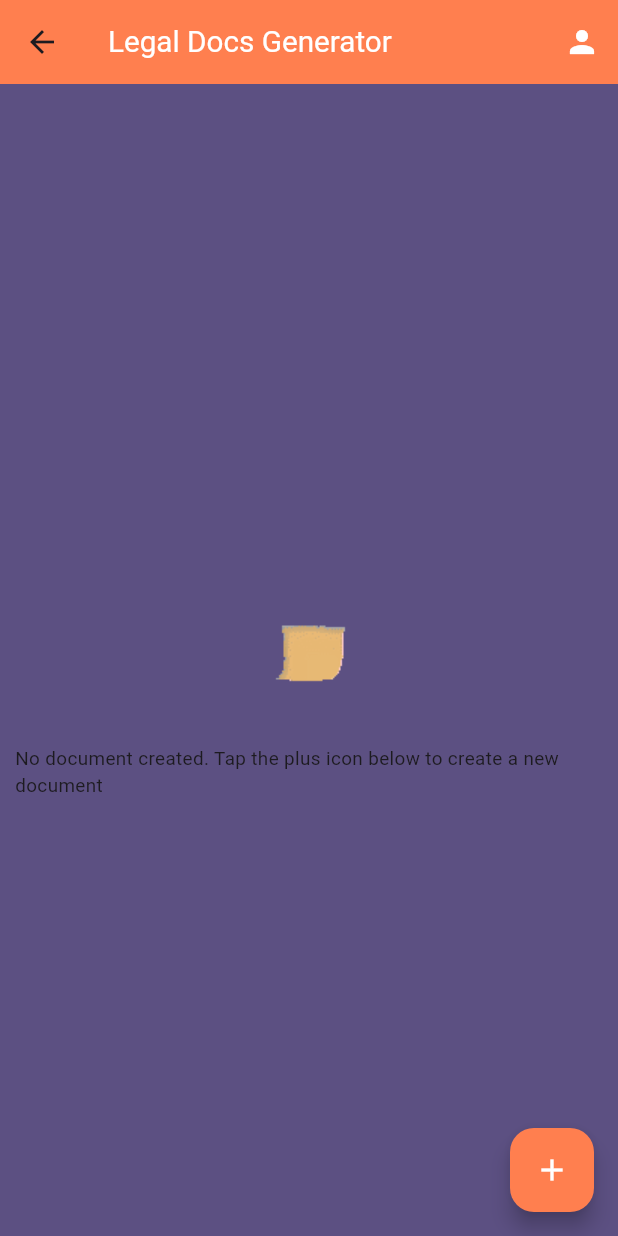
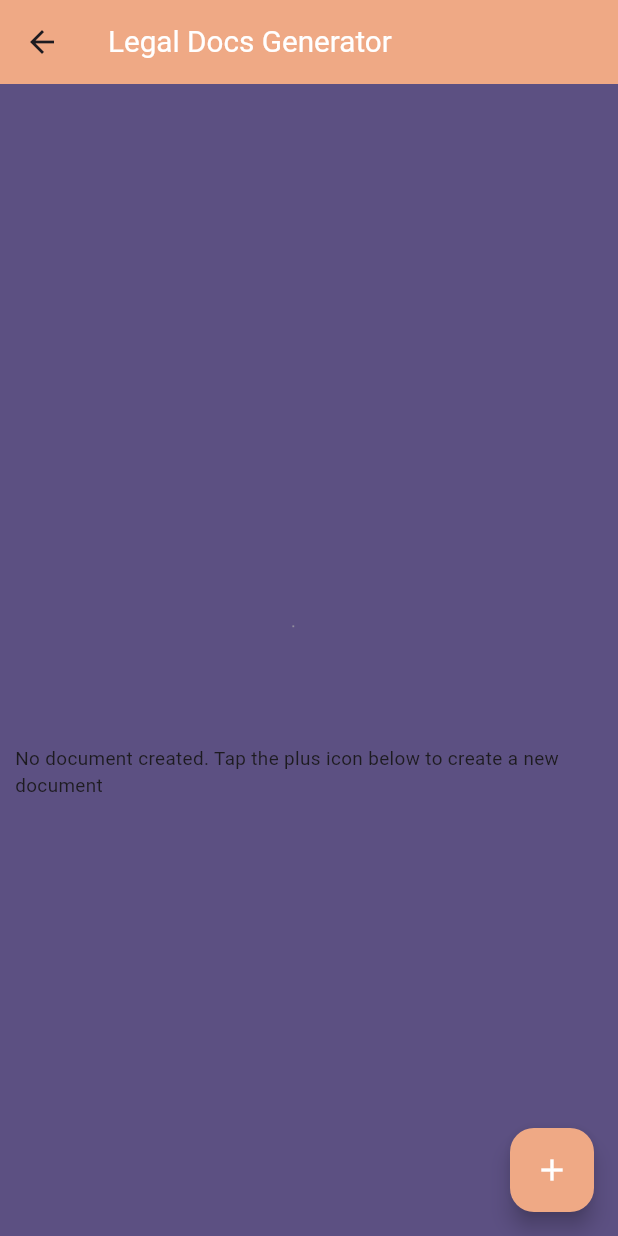
Before and after one commit to hngx-org/legal-document-generator, a Flutter app: the HomeScreen screen opened by its route, on a phone screen of 412 x 824 dp. Run offline on Flutter 3.47's test engine with Material 2 defaults, Android fonts, the phone set to English and light mode, and no system bars; our stand-ins replace dio, flutter_dotenv, flutter_screenutil, flutter_spinkit, lottie, smooth_page_indicator.

Commit message:
Ui fine-tuning

```diff
--- a/lib/components/constants/app_colors.dart
+++ b/lib/components/constants/app_colors.dart
@@ -5,7 +5,7 @@
   static Color peach = const Color(0xffff9a8a);
   static Color peach2 = const Color(0xffFFE5B4);
   static Color peach3 = const Color(0xffFFE6B4);
-  static Color deepPeach = const Color(0xffFF7F4F);
+  // static Color secondaryColor = const Color(0xffFF7F4F);
   static Color purple = Colors.purple;
   static Color green = Colors.green;
   static Color brown = Colors.brown;
--- a/lib/main.dart
+++ b/lib/main.dart
@@ -1,7 +1,6 @@
 import 'package:flutter/foundation.dart';
 import 'package:flutter/material.dart';
 import 'package:flutter_dotenv/flutter_dotenv.dart';
-import 'package:legal_document_generator/presentation/home_screen/home_screen.dart';
 import 'package:legal_document_generator/presentation/router/app_router.dart';
 import 'package:legal_document_generator/presentation/router/base_navigator.dart';
 import 'package:legal_document_generator/presentation/splash_screen/splash_screen.dart';
@@ -86,7 +85,7 @@
 
       /// Follow Definitions
       onGenerateRoute: AppRouter.onGenerateRoute,
-      initialRoute: HomeScreen.routeName,
+      initialRoute: SplashScreen.routeName,
     );
   }
 }
--- a/lib/presentation/create_document/create_document_screen.dart
+++ b/lib/presentation/create_document/create_document_screen.dart
@@ -70,7 +70,7 @@
     return Scaffold(
         backgroundColor: AppColor.backgroundColor,
         appBar: AppBar(
-          backgroundColor: AppColor.deepPeach,
+          backgroundColor: AppColor.secondaryColor,
           leading: IconButton(
               onPressed: (){
                 BaseNavigator.pop();
@@ -105,7 +105,7 @@
                         fetchData2();
                       },
                       buttonText: 'Create Document',
-                      backgroundColor: AppColor.deepPeach,
+                      backgroundColor: AppColor.secondaryColor,
                     )),
               )
             ],
--- a/lib/presentation/home_screen/home_screen.dart
+++ b/lib/presentation/home_screen/home_screen.dart
@@ -24,22 +24,14 @@
     return Scaffold(
         backgroundColor: AppColor.backgroundColor,
         appBar: AppBar(
-          backgroundColor: AppColor.deepPeach,
+          backgroundColor: AppColor.secondaryColor,
           title: const Text(
             'Legal Docs Generator',
             style: TextStyle(color: Colors.white),
           ),
-          actions: [
-            IconButton(
-                onPressed: () {},
-                icon: Icon(
-                  Icons.person,
-                  color: AppColor.white,
-                ))
-          ],
         ),
         floatingActionButton: FloatingActionButton(
-          backgroundColor: AppColor.deepPeach,
+          backgroundColor: AppColor.secondaryColor,
           onPressed: (){
             BaseNavigator.pushNamed(
               CreateDocument.routeName,
--- a/lib/presentation/onBoarding_screen/onBoarding_screen.dart
+++ b/lib/presentation/onBoarding_screen/onBoarding_screen.dart
@@ -7,7 +7,8 @@
 import 'package:flutter_screenutil/flutter_screenutil.dart';
 
 class OnBoardingScreen extends StatefulWidget {
-  OnBoardingScreen({super.key});
+  static const String routeName = 'onboarding-Screen';
+  const OnBoardingScreen({super.key});
 
   @override
   State<OnBoardingScreen> createState() => _OnBoardingScreenState();
--- a/lib/presentation/router/app_router.dart
+++ b/lib/presentation/router/app_router.dart
@@ -1,6 +1,7 @@
 import 'package:flutter/material.dart';
 import 'package:legal_document_generator/presentation/create_document/create_document_screen.dart';
 import 'package:legal_document_generator/presentation/home_screen/home_screen.dart';
+import 'package:legal_document_generator/presentation/onBoarding_screen/onBoarding_screen.dart';
 
 import '../splash_screen/splash_screen.dart';
 
@@ -50,6 +51,8 @@
         return _getPageRoute(const HomeScreen());
       case CreateDocument.routeName:
         return _getPageRoute(const CreateDocument());
+      case OnBoardingScreen.routeName:
+        return _getPageRoute(const OnBoardingScreen());
 
       default:
         return _getPageRoute(const SplashScreen());
--- a/pubspec.yaml
+++ b/pubspec.yaml
@@ -59,6 +59,7 @@
     - assets/icons/
     - assets/gif/
     - assets/keys.env
+    - assets/animations/
   # fonts:
   #   - family: Schyler
   #     fonts:
```
Also changed, not shown: lib/presentation/onBoarding_screen/widgets/introPage.dart (+6 -2 lines), lib/presentation/splash_screen/splash_screen.dart (+11 -6 lines).
